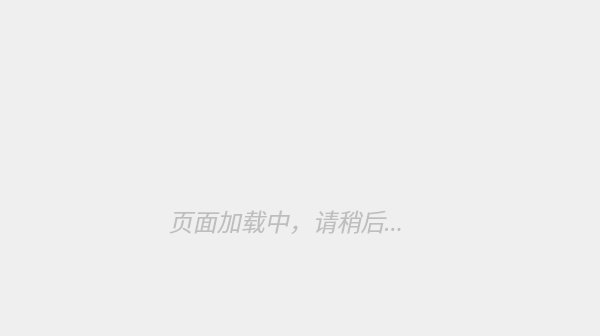
Before: the Qt Designer form mainwindow.ui in csthenry/weplanet-desktop, drawn with Qt 5; both pictures show x 300 to 900 and y 196 to 532 of the 1199 by 712 pixel window.
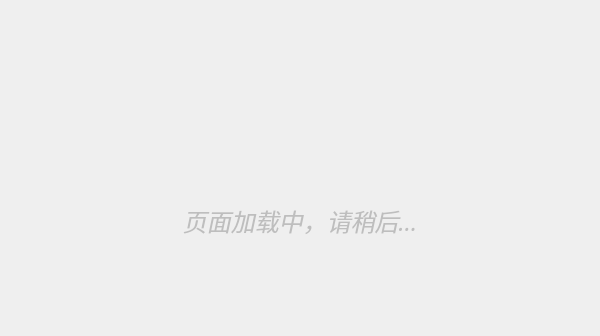
After: the same form once the commit is applied. The open tabs and pages were chosen to show the change. Icons and pictures are not drawn. Custom widgets are drawn as their Qt base class.

Commit message: 修复界面问题。

The edit to the form file:
```diff
--- a/mainwindow.ui
+++ b/mainwindow.ui
@@ -4400,20 +4400,20 @@
         </item>
         <item row="1" column="1">
          <layout class="QGridLayout" name="gridLayout_67">
-          <item row="0" column="0">
-           <spacer name="horizontalSpacer_4">
-            <property name="orientation">
-             <enum>Qt::Horizontal</enum>
-            </property>
-            <property name="sizeHint" stdset="0">
-             <size>
-              <width>40</width>
-              <height>20</height>
-             </size>
-            </property>
-           </spacer>
-          </item>
           <item row="0" column="1">
+           <spacer name="horizontalSpacer_4">
+            <property name="orientation">
+             <enum>Qt::Horizontal</enum>
+            </property>
+            <property name="sizeHint" stdset="0">
+             <size>
+              <width>40</width>
+              <height>20</height>
+             </size>
+            </property>
+           </spacer>
+          </item>
+          <item row="0" column="2">
            <widget class="QLabel" name="label_loading">
             <property name="enabled">
              <bool>false</bool>
@@ -4438,7 +4438,7 @@
             </property>
            </widget>
           </item>
-          <item row="0" column="2">
+          <item row="0" column="3">
            <spacer name="horizontalSpacer_5">
             <property name="orientation">
              <enum>Qt::Horizontal</enum>
@@ -4451,7 +4451,20 @@
             </property>
            </spacer>
           </item>
-          <item row="1" column="0" colspan="3">
+          <item row="1" column="0">
+           <spacer name="horizontalSpacer_10">
+            <property name="orientation">
+             <enum>Qt::Horizontal</enum>
+            </property>
+            <property name="sizeHint" stdset="0">
+             <size>
+              <width>40</width>
+              <height>20</height>
+             </size>
+            </property>
+           </spacer>
+          </item>
+          <item row="1" column="1" colspan="3">
            <widget class="QLabel" name="label_61">
             <property name="enabled">
              <bool>false</bool>
@@ -4481,6 +4494,19 @@
             </property>
            </widget>
           </item>
+          <item row="1" column="4">
+           <spacer name="horizontalSpacer_11">
+            <property name="orientation">
+             <enum>Qt::Horizontal</enum>
+            </property>
+            <property name="sizeHint" stdset="0">
+             <size>
+              <width>40</width>
+              <height>20</height>
+             </size>
+            </property>
+           </spacer>
+          </item>
          </layout>
         </item>
         <item row="1" column="2">
```
The commit also changes 2 other files.
